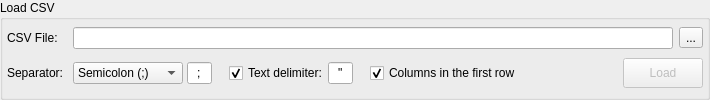
First picture: the form in libpgmodeler_ui/ui/csvloadwidget.ui, repository pgmodeler/pgmodeler, before the edit.
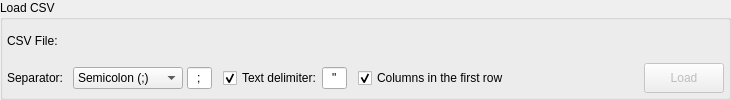
Second picture: the form after the edit. Icons and pictures are not drawn.

Commit message: Refactored CsvLoadWidget in such way to use FileSelectorWidget

What changed in the file:
```diff
--- a/libpgmodeler_ui/ui/csvloadwidget.ui
+++ b/libpgmodeler_ui/ui/csvloadwidget.ui
@@ -6,7 +6,7 @@
    <rect>
     <x>0</x>
     <y>0</y>
-    <width>710</width>
+    <width>731</width>
     <height>100</height>
    </rect>
   </property>
@@ -63,42 +63,6 @@
         </property>
        </widget>
       </item>
-      <item row="0" column="1" colspan="7">
-       <widget class="QLineEdit" name="file_edt">
-        <property name="clearButtonEnabled">
-         <bool>true</bool>
-        </property>
-       </widget>
-      </item>
-      <item row="0" column="8">
-       <widget class="QToolButton" name="select_file_tb">
-        <property name="enabled">
-         <bool>true</bool>
-        </property>
-        <property name="minimumSize">
-         <size>
-          <width>0</width>
-          <height>0</height>
-         </size>
-        </property>
-        <property name="toolTip">
-         <string>Select output file</string>
-        </property>
-        <property name="text">
-         <string>...</string>
-        </property>
-        <property name="icon">
-         <iconset resource="../res/resources.qrc">
-          <normaloff>:/icones/icones/abrir.png</normaloff>:/icones/icones/abrir.png</iconset>
-        </property>
-        <property name="iconSize">
-         <size>
-          <width>22</width>
-          <height>22</height>
-         </size>
-        </property>
-       </widget>
-      </item>
       <item row="1" column="0">
        <widget class="QLabel" name="separator_lbl">
         <property name="text">
```
Left out of the diff: 2 changed lines with no effect on the pictures. The commit also changes 2 other files.
